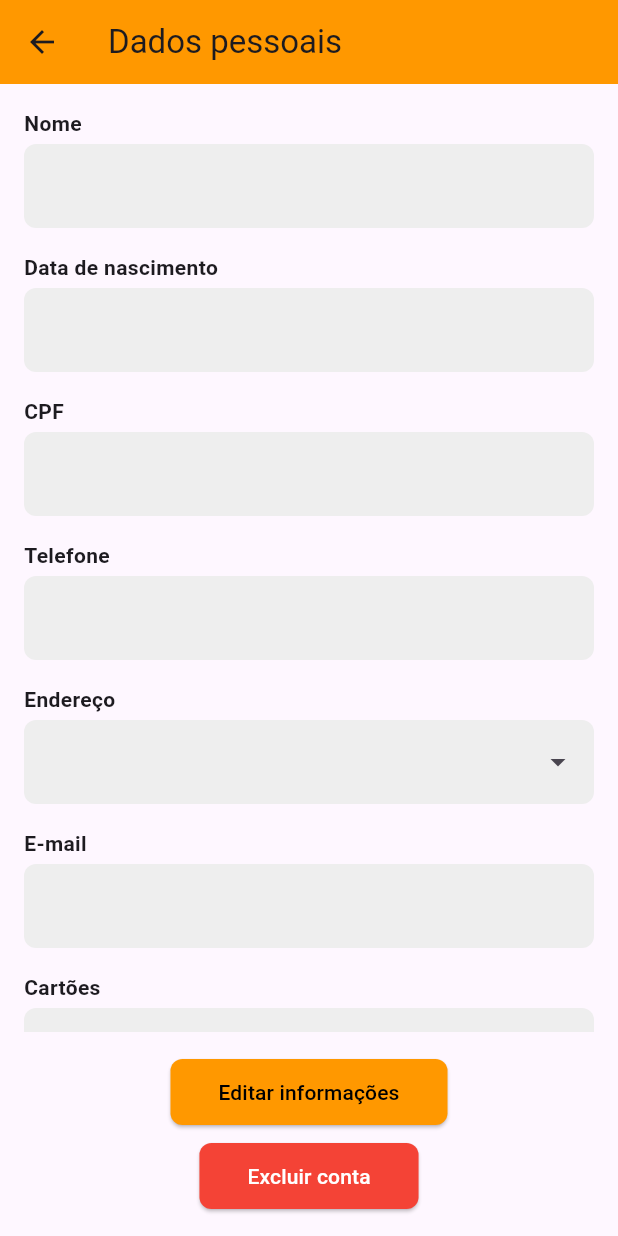
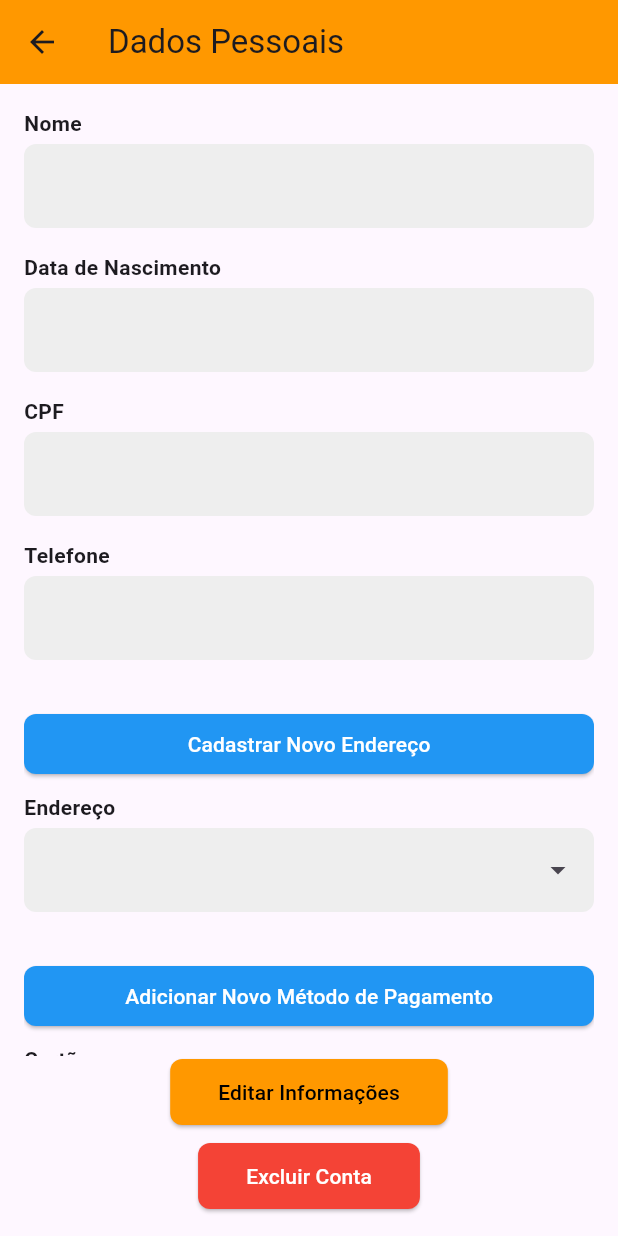
Before and after one commit to Viegas13/Rapidex, a Flutter app: the PerfilClienteScreen screen opened directly, on a phone screen of 412 x 824 dp. Run offline on Flutter 3.47's test engine with Material 3 defaults, Android fonts, the phone set to English and light mode, and no system bars; our stand-ins replace mask_text_input_formatter; missing offline and left inert: postgres.

Commit message:
logica de navegacao entre cadastro de cliente, home, perfil, dados pessoais e cadastro de endereço

```diff
--- a/src/view-rapidex/interfaces/lib/View/ICadastroEndereco.dart
+++ b/src/view-rapidex/interfaces/lib/View/ICadastroEndereco.dart
@@ -7,7 +7,7 @@ import 'package:interfaces/widgets/CustomTextField.dart';
 import 'package:mask_text_input_formatter/mask_text_input_formatter.dart'; // Importando o pacote
 
 void main() {
-  runApp(MaterialApp(
+  runApp(const MaterialApp(
     home: CadastroEndereco(),
   ));
 }
--- a/src/view-rapidex/interfaces/lib/View/ICadastroFornecedor.dart
+++ b/src/view-rapidex/interfaces/lib/View/ICadastroFornecedor.dart
@@ -3,7 +3,6 @@ import 'package:interfaces/banco_de_dados/DAO/FornecedorDAO.dart';
 import 'package:interfaces/banco_de_dados/DBHelper/ConexaoDB.dart';
 import 'package:interfaces/banco_de_dados/DBHelper/ValidarEmail.dart';
 import 'package:interfaces/widgets/CustomTextField.dart';
-import 'package:postgres/postgres.dart';
 import 'package:interfaces/banco_de_dados/DBHelper/ValidarCNPJ.dart';
 class ICadastroFornecedor extends StatefulWidget {
   const ICadastroFornecedor({super.key});
--- a/src/view-rapidex/interfaces/lib/View/IPerfilCliente.dart
+++ b/src/view-rapidex/interfaces/lib/View/IPerfilCliente.dart
@@ -1,14 +1,15 @@
 import 'package:flutter/material.dart';
+import 'package:interfaces/View/ICadastroEndereco.dart';
 import 'package:interfaces/banco_de_dados/DAO/ClienteDAO.dart';
 import 'package:interfaces/banco_de_dados/DBHelper/ConexaoDB.dart';
 import 'package:interfaces/widgets/CustomReadOnlyTextField.dart';
 import 'package:interfaces/widgets/DropdownTextField.dart';
-import 'package:intl/intl.dart'; // Importando o pacote para formatação de data
+import 'package:intl/intl.dart';
 
 class PerfilClienteScreen extends StatefulWidget {
   final String cpf;
 
-  const PerfilClienteScreen({Key? key, required this.cpf}) : super(key: key);
+  const PerfilClienteScreen({super.key, required this.cpf});
 
   @override
   _PerfilClienteScreenState createState() => _PerfilClienteScreenState();
@@ -28,11 +29,12 @@ class _PerfilClienteScreenState extends State<PerfilClienteScreen> {
   @override
   void initState() {
     super.initState();
-    // Inicializando a conexão antes de usá-la
     final conexaoDB = ConexaoDB();
     conexaoDB.initConnection().then((_) {
       clienteDAO = ClienteDAO(conexaoDB: conexaoDB);
       buscarCliente();
+    }).catchError((error) {
+      print('Erro ao inicializar conexão: $error');
     });
   }
 
@@ -42,28 +44,36 @@ class _PerfilClienteScreenState extends State<PerfilClienteScreen> {
       if (cliente != null) {
         setState(() {
           nomeController.text = cliente.nome;
-          // Convertendo a data de nascimento para string com formato desejado
           dataNascimentoController.text = cliente.dataNascimento != null
               ? DateFormat('dd/MM/yyyy').format(cliente.dataNascimento)
-              : '';
+              : 'Não informado';
           cpfController.text = cliente.cpf;
           telefoneController.text = cliente.telefone;
           emailController.text = cliente.email;
         });
       }
     } catch (e) {
-      print('Erro ao carregar dados do cliente: $e');
+      print('Erro ao buscar cliente: $e');
     }
   }
 
-  void _showDeleteConfirmationDialog() {
+  void _adicionarNovoMetodoPagamento() {
+    // Lógica para adicionar novo método de pagamento
     showDialog(
       context: context,
       builder: (BuildContext context) {
+        final TextEditingController novoCartaoController = TextEditingController();
+
         return AlertDialog(
-          title: const Text('Excluir Conta'),
-          content: const Text('Tem certeza de que deseja excluir sua conta? Esta ação é irreversível.'),
-          actions: <Widget>[
+          title: const Text('Adicionar Novo Método de Pagamento'),
+          content: TextField(
+            controller: novoCartaoController,
+            decoration: const InputDecoration(
+              labelText: 'Novo Método de Pagamento',
+              border: OutlineInputBorder(),
+            ),
+          ),
+          actions: [
             TextButton(
               onPressed: () {
                 Navigator.of(context).pop();
@@ -72,10 +82,15 @@ class _PerfilClienteScreenState extends State<PerfilClienteScreen> {
             ),
             TextButton(
               onPressed: () {
+                setState(() {
+                  cartaoController.text = novoCartaoController.text;
+                });
                 Navigator.of(context).pop();
-                _deleteAccount();
+                ScaffoldMessenger.of(context).showSnackBar(
+                  const SnackBar(content: Text('Método de pagamento adicionado!')),
+                );
               },
-              child: const Text('Excluir'),
+              child: const Text('Salvar'),
             ),
           ],
         );
@@ -83,27 +98,12 @@ class _PerfilClienteScreenState extends State<PerfilClienteScreen> {
     );
   }
 
-  Future<void> _deleteAccount() async {
-    try {
-      await clienteDAO.deletarCliente(cpfController.text);
-      ScaffoldMessenger.of(context).showSnackBar(
-        const SnackBar(content: Text('Conta excluída com sucesso!')),
-      );
-      Navigator.of(context).pop(); // Go back after deletion
-    } catch (e) {
-      ScaffoldMessenger.of(context).showSnackBar(
-        const SnackBar(content: Text('Erro ao excluir conta')),
-      );
-      print('Erro ao excluir conta: $e');
-    }
-  }
-
   @override
   Widget build(BuildContext context) {
     return Scaffold(
       appBar: AppBar(
         backgroundColor: Colors.orange,
-        title: const Text('Dados pessoais'),
+        title: const Text('Dados Pessoais'),
         leading: IconButton(
           icon: const Icon(Icons.arrow_back),
           onPressed: () {
@@ -119,20 +119,53 @@ class _PerfilClienteScreenState extends State<PerfilClienteScreen> {
               child: ListView(
                 children: [
                   CustomReadOnlyTextField(labelText: 'Nome', controller: nomeController),
-                  CustomReadOnlyTextField(labelText: 'Data de nascimento', controller: dataNascimentoController),
+                  CustomReadOnlyTextField(
+                      labelText: 'Data de Nascimento', controller: dataNascimentoController),
                   CustomReadOnlyTextField(labelText: 'CPF', controller: cpfController),
                   CustomReadOnlyTextField(labelText: 'Telefone', controller: telefoneController),
+                  const SizedBox(height: 16),
+                  ElevatedButton(
+                    onPressed: () {
+                      Navigator.push(
+                        context,
+                        MaterialPageRoute(builder: (context) => const CadastroEndereco()),
+                      );
+                    },
+                    style: ElevatedButton.styleFrom(
+                      backgroundColor: Colors.blue,
+                      shape: RoundedRectangleBorder(
+                        borderRadius: BorderRadius.circular(8),
+                      ),
+                    ),
+                    child: const Text(
+                      'Cadastrar Novo Endereço',
+                      style: TextStyle(color: Colors.white),
+                    ),
+                  ),
+                  const SizedBox(height: 8),
                   DropdownTextField(labelText: 'Endereço', controller: enderecoController),
-                  CustomReadOnlyTextField(labelText: 'E-mail', controller: emailController),
+                  const SizedBox(height: 16),
+                  ElevatedButton(
+                    onPressed: _adicionarNovoMetodoPagamento,
+                    style: ElevatedButton.styleFrom(
+                      backgroundColor: Colors.blue,
+                      shape: RoundedRectangleBorder(
+                        borderRadius: BorderRadius.circular(8),
+                      ),
+                    ),
+                    child: const Text(
+                      'Adicionar Novo Método de Pagamento',
+                      style: TextStyle(color: Colors.white),
+                    ),
+                  ),
+                  const SizedBox(height: 8),
                   DropdownTextField(labelText: 'Cartões', controller: cartaoController),
+                  const SizedBox(height: 16),
                 ],
               ),
             ),
-            const SizedBox(height: 16),
             ElevatedButton(
-              onPressed: () {
-                // Implement editing functionality here if needed
-              },
+              onPressed: () {},
               style: ElevatedButton.styleFrom(
                 backgroundColor: Colors.orange,
                 padding: const EdgeInsets.symmetric(horizontal: 32, vertical: 12),
@@ -140,11 +173,11 @@ class _PerfilClienteScreenState extends State<PerfilClienteScreen> {
                   borderRadius: BorderRadius.circular(8),
                 ),
               ),
-              child: const Text('Editar informações', style: TextStyle(color: Colors.black)),
+              child: const Text('Editar Informações', style: TextStyle(color: Colors.black)),
             ),
             const SizedBox(height: 8),
             ElevatedButton(
-              onPressed: _showDeleteConfirmationDialog,
+              onPressed: () {},
               style: ElevatedButton.styleFrom(
                 backgroundColor: Colors.red,
                 padding: const EdgeInsets.symmetric(horizontal: 32, vertical: 12),
@@ -152,7 +185,7 @@ class _PerfilClienteScreenState extends State<PerfilClienteScreen> {
                   borderRadius: BorderRadius.circular(8),
                 ),
               ),
-              child: const Text('Excluir conta', style: TextStyle(color: Colors.white)),
+              child: const Text('Excluir Conta', style: TextStyle(color: Colors.white)),
             ),
           ],
         ),
@@ -160,45 +193,3 @@ class _PerfilClienteScreenState extends State<PerfilClienteScreen> {
     );
   }
 }
-
-class Cliente {
-  final String nome;
-  final String cpf;
-  final String telefone;
-  final String email;
-  final String senha;
-  final DateTime dataNascimento;
-
-  Cliente({
-    required this.nome,
-    required this.cpf,
-    required this.telefone,
-    required this.email,
-    required this.senha,
-    required this.dataNascimento,
-  });
-
-  // Método de fábrica para criar um Cliente a partir de um Map
-  factory Cliente.fromMap(Map<String, dynamic> map) {
-    return Cliente(
-      nome: map['nome'],
-      cpf: map['cpf'],
-      telefone: map['telefone'],
-      email: map['email'],
-      senha: map['senha'],
-      dataNascimento: DateTime.parse(map['datanascimento']),
-    );
-  }
-
-  // Método para mapear o Cliente para um formato que o banco de dados entenda
-  Map<String, dynamic> toMap() {
-    return {
-      'nome': nome,
-      'cpf': cpf,
-      'telefone': telefone,
-      'email': email,
-      'senha': senha,
-      'datanascimento': dataNascimento.toIso8601String(),
-    };
-  }
-}
--- a/src/view-rapidex/interfaces/lib/banco_de_dados/DBHelper/ValidarCNPJ.dart
+++ b/src/view-rapidex/interfaces/lib/banco_de_dados/DBHelper/ValidarCNPJ.dart
@@ -1,5 +1,6 @@
 bool validar_CNPJ(String cnpj) {
-  if (cnpj.length != 14)
+  if (cnpj.length != 14) {
     return false;
+  }
   return true;
 }
--- a/src/view-rapidex/interfaces/lib/main.dart
+++ b/src/view-rapidex/interfaces/lib/main.dart
@@ -20,7 +20,7 @@ class MyApp extends StatelessWidget {
       theme: ThemeData(
         primarySwatch: Colors.orange,
       ),
-      home: const PerfilClienteScreen(cpf: '70275182606',),
+      home: const CadastroClienteScreen(),
       routes: {
         '/busca': (context) => const BuscaScreen(),
         '/perfil': (context) => const PerfilScreen(),
--- a/src/view-rapidex/interfaces/lib/widgets/CustomReadOnlyTextField.dart
+++ b/src/view-rapidex/interfaces/lib/widgets/CustomReadOnlyTextField.dart
@@ -5,10 +5,10 @@ class CustomReadOnlyTextField extends StatelessWidget {
   final String labelText;
 
   const CustomReadOnlyTextField({
-    Key? key,
+    super.key,
     required this.controller,
     required this.labelText,
-  }) : super(key: key);
+  });
 
   @override
   Widget build(BuildContext context) {
--- a/src/view-rapidex/interfaces/lib/widgets/DropdownTextField.dart
+++ b/src/view-rapidex/interfaces/lib/widgets/DropdownTextField.dart
@@ -6,11 +6,11 @@ class DropdownTextField extends StatelessWidget {
   final VoidCallback? onTap;
 
   const DropdownTextField({
-    Key? key,
+    super.key,
     required this.controller,
     required this.labelText,
     this.onTap,
-  }) : super(key: key);
+  });
 
   @override
   Widget build(BuildContext context) {
```
Also changed, not shown: src/view-rapidex/interfaces/lib/View/ICadastroCliente.dart (+7 -1 lines), src/view-rapidex/interfaces/lib/View/IPerfil.dart (+16 -6 lines).
